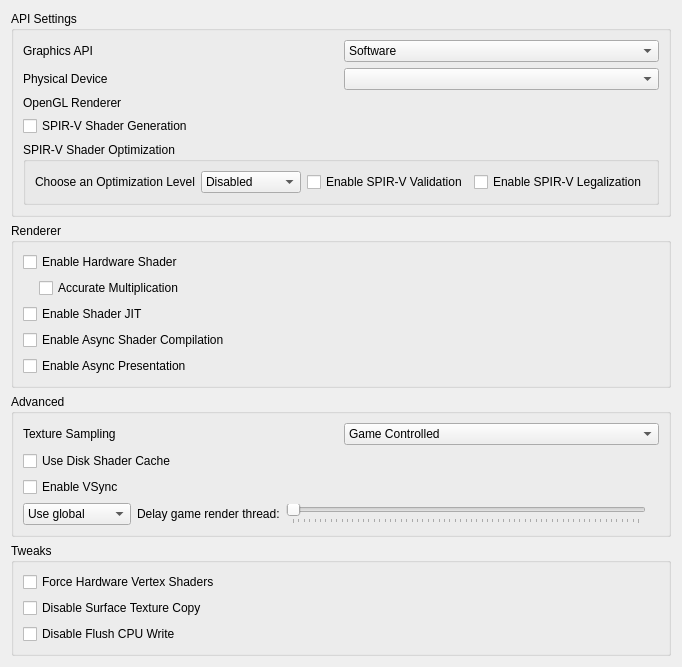
The window that src/citra_qt/configuration/configure_graphics.ui (rtiangha/bravely-offline-citra) describes before a commit, drawn with Qt 5.
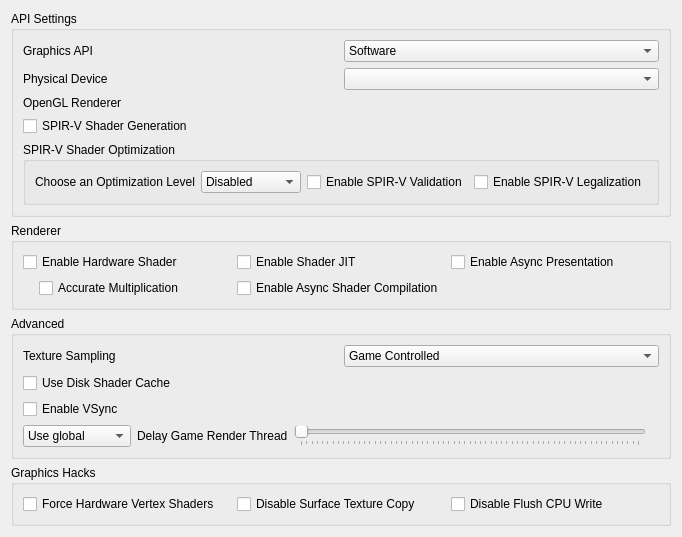
The same window after the commit.

Commit message: configure_graphics.ui: Reorganize sections

```diff
--- a/src/citra_qt/configuration/configure_graphics.ui
+++ b/src/citra_qt/configuration/configure_graphics.ui
@@ -219,7 +219,7 @@
      <layout class="QVBoxLayout" name="verticalLayout_4">
       <item>
        <widget class="QWidget" name="hw_renderer_group" native="true">
-        <layout class="QVBoxLayout" name="verticalLayout_5">
+        <layout class="QGridLayout" name="gridLayout_1">
          <property name="leftMargin">
           <number>0</number>
          </property>
@@ -232,7 +232,7 @@
          <property name="bottomMargin">
           <number>0</number>
          </property>
-         <item>
+         <item row="1" column="0">
           <widget class="QCheckBox" name="toggle_hw_shader">
            <property name="toolTip">
             <string>&lt;html&gt;&lt;head/&gt;&lt;body&gt;&lt;p&gt;Use the selected graphics API to accelerate shader emulation.&lt;/p&gt;&lt;p&gt;Requires a relatively powerful GPU for better performance.&lt;/p&gt;&lt;/body&gt;&lt;/html&gt;</string>
@@ -242,9 +242,9 @@
            </property>
           </widget>
          </item>
-         <item>
+         <item row="2" column="0">
           <widget class="QWidget" name="hw_shader_group" native="true">
-           <layout class="QVBoxLayout" name="verticalLayout_6">
+           <layout class="QVBoxLayout" name="verticalLayout_5">
             <property name="leftMargin">
              <number>16</number>
             </property>
@@ -270,10 +270,7 @@
            </layout>
           </widget>
          </item>
-        </layout>
-       </widget>
-      </item>
-      <item>
+         <item row="1" column="1">
        <widget class="QCheckBox" name="toggle_shader_jit">
         <property name="toolTip">
          <string>&lt;html&gt;&lt;head/&gt;&lt;body&gt;&lt;p&gt;Use the JIT engine instead of the interpreter for software shader emulation. &lt;/p&gt;&lt;p&gt;Enable this for better performance.&lt;/p&gt;&lt;/body&gt;&lt;/html&gt;</string>
@@ -283,17 +280,17 @@
         </property>
        </widget>
       </item>
-      <item>
+         <item row="2" column="1">
        <widget class="QCheckBox" name="toggle_async_shaders">
         <property name="toolTip">
-         <string>&lt;html&gt;&lt;head/&gt;&lt;body&gt;&lt;p&gt;Compile shaders using background threads to avoid shader compilation stutter. Expect temporary graphical glitches&lt;/p&gt;&lt;/body&gt;&lt;/html&gt;</string>
+            <string>&lt;html&gt;&lt;head/&gt;&lt;body&gt;&lt;p&gt;Compile shaders using background threads to avoid shader compilation stutter. Expect temporary graphical glitches.&lt;/p&gt;&lt;/body&gt;&lt;/html&gt;</string>
         </property>
         <property name="text">
          <string>Enable Async Shader Compilation</string>
         </property>
        </widget>
       </item>
-      <item>
+         <item row="1" column="3">
        <widget class="QCheckBox" name="toggle_async_present">
         <property name="toolTip">
          <string>&lt;html&gt;&lt;head/&gt;&lt;body&gt;&lt;p&gt;Perform presentation on separate threads. Improves performance when using Vulkan in most games.&lt;/p&gt;&lt;/body&gt;&lt;/html&gt;</string>
@@ -306,6 +303,9 @@
      </layout>
     </widget>
    </item>
+     </layout>
+    </widget>
+   </item>
    <item>
     <widget class="QGroupBox" name="groupBox">
      <property name="title">
@@ -411,7 +411,7 @@
             <item>
               <widget class="QLabel" name="label_delay_render">
                 <property name="text">
-                  <string>Delay game render thread:</string>
+                  <string>Delay Game Render Thread</string>
                 </property>
                 <property name="toolTip">
                   <string>&lt;html&gt;&lt;head/&gt;&lt;body&gt;&lt;p&gt;Delays the emulated game render thread the specified amount of milliseconds every time it submits render commands to the GPU.&lt;/p&gt;&lt;p&gt;Adjust this feature in the (very few) dynamic-fps games to fix performance issues.&lt;/p&gt;&lt;/body&gt;&lt;/html&gt;</string>
@@ -462,10 +462,10 @@
    <item>
     <widget class="QGroupBox" name="groupBox">
      <property name="title">
-      <string>Tweaks</string>
+      <string>Graphics Hacks</string>
      </property>
-     <layout class="QVBoxLayout" name="verticalLayout_8">
-      <item>
+     <layout class="QGridLayout" name="gridLayout_2">
+      <item row="1" column="0">
        <widget class="QCheckBox" name="toggle_force_hw_vertex_shaders">
         <property name="toolTip">
          <string>&lt;html&gt;&lt;head/&gt;&lt;body&gt;&lt;p&gt;Ignores software vertex shaders from PICA core. Enable this may lead a small performance boost, but may cause graphical bugs as well.&lt;/p&gt;&lt;/body&gt;&lt;/html&gt;</string>
@@ -475,7 +475,7 @@
         </property>
        </widget>
       </item>
-      <item>
+      <item row="1" column="1">
        <widget class="QCheckBox" name="toggle_disable_surface_texture_copy">
         <property name="toolTip">
          <string>&lt;html&gt;&lt;head/&gt;&lt;body&gt;&lt;p&gt;Ignores texture copies if src_surface_id is null. Enable this may lead a small performance boost, but may cause graphical bugs as well.&lt;/p&gt;&lt;/body&gt;&lt;/html&gt;</string>
@@ -485,7 +485,7 @@
         </property>
        </widget>
       </item>
-      <item>
+      <item row="1" column="2">
        <widget class="QCheckBox" name="toggle_disable_flush_cpu_write">
         <property name="toolTip">
          <string>&lt;html&gt;&lt;head/&gt;&lt;body&gt;&lt;p&gt;Ignores CPU write if there is a region to invalidate from rasterizer cache. Enable this may lead a small performance boost, but may cause graphical bugs as well.&lt;/p&gt;&lt;/body&gt;&lt;/html&gt;</string>
```
Lines whose indentation alone changed are shown as unchanged.
